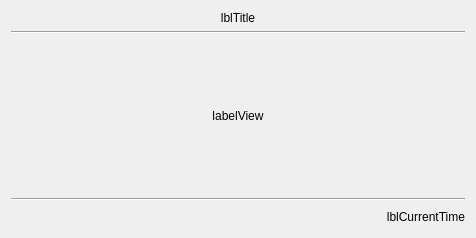
gcode-mirror/openphysic, file cpp/divers/browser/browser_img_v0.0.1/browser/slidewidget.ui: the form before one commit.
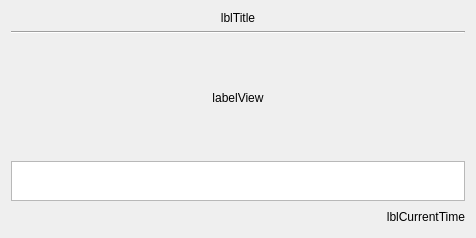
The form after the commit. Custom widgets are drawn as their Qt base class.

The edit to the form file:
```diff
--- a/cpp/divers/browser/browser_img_v0.0.1/browser/slidewidget.ui
+++ b/cpp/divers/browser/browser_img_v0.0.1/browser/slidewidget.ui
@@ -63,15 +63,39 @@
     </widget>
    </item>
    <item>
-    <widget class="Line" name="line_2">
+    <widget class="QTextBrowser" name="textBrowser">
      <property name="sizePolicy">
-      <sizepolicy hsizetype="Minimum" vsizetype="Fixed">
+      <sizepolicy hsizetype="Expanding" vsizetype="Fixed">
        <horstretch>0</horstretch>
        <verstretch>0</verstretch>
       </sizepolicy>
      </property>
-     <property name="orientation">
-      <enum>Qt::Horizontal</enum>
+     <property name="minimumSize">
+      <size>
+       <width>0</width>
+       <height>20</height>
+      </size>
+     </property>
+     <property name="maximumSize">
+      <size>
+       <width>16777215</width>
+       <height>40</height>
+      </size>
+     </property>
+     <property name="baseSize">
+      <size>
+       <width>0</width>
+       <height>40</height>
+      </size>
+     </property>
+     <property name="verticalScrollBarPolicy">
+      <enum>Qt::ScrollBarAlwaysOff</enum>
+     </property>
+     <property name="horizontalScrollBarPolicy">
+      <enum>Qt::ScrollBarAlwaysOff</enum>
+     </property>
+     <property name="lineWrapMode">
+      <enum>QTextEdit::NoWrap</enum>
      </property>
     </widget>
    </item>
```
